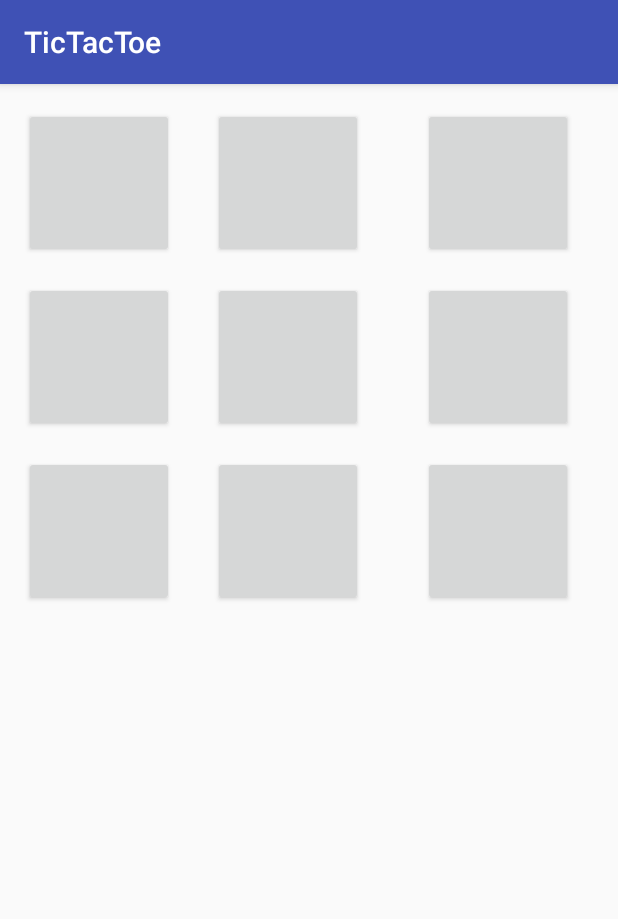
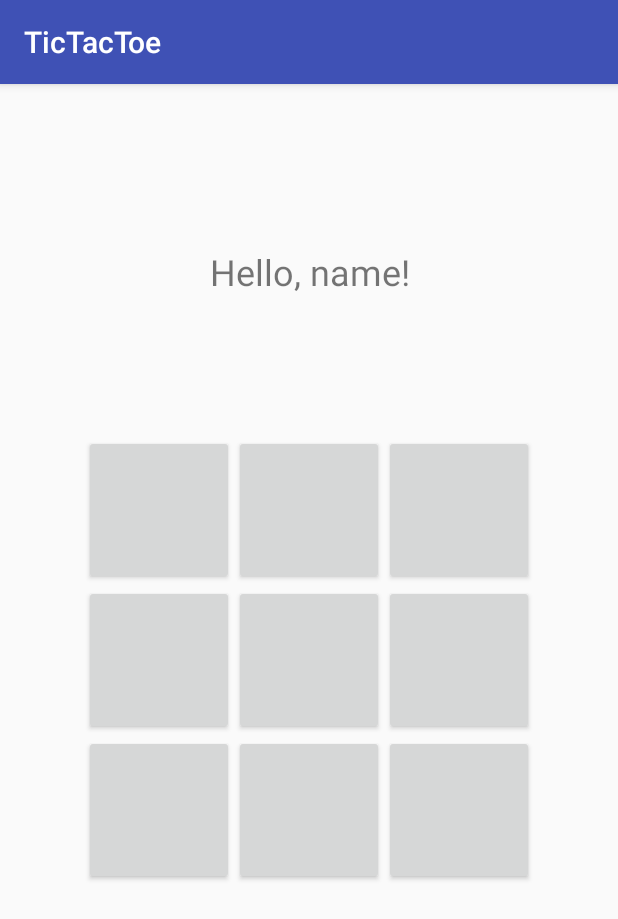
Before and after one commit to WillEccles/ttt-android, an Android app: the PlayActivity screen opened directly, with no data from a screen before it, on a phone screen of 412 x 824 dp. Shown: the top 919 px of the screen. Run offline under Robolectric (Android 15) with nearby library versions, the phone set to English and light mode, and no system bars.

Commit message:
worked on stuff

```diff
--- a/app/src/main/res/layout/activity_play.xml
+++ b/app/src/main/res/layout/activity_play.xml
@@ -6,12 +6,23 @@
     android:layout_height="match_parent"
     tools:context="me.willeccles.tictactoe.PlayActivity">
 
+    <TableLayout
+        android:id="@+id/tableLayout"
+        android:layout_width="wrap_content"
+        android:layout_height="wrap_content"
+        app:layout_constraintBottom_toBottomOf="parent"
+        app:layout_constraintEnd_toEndOf="parent"
+        app:layout_constraintStart_toStartOf="parent"
+        app:layout_constraintTop_toTopOf="parent">
+
+        <TableRow
+            android:layout_width="match_parent"
+            android:layout_height="match_parent">
+
             <Button
                 android:id="@+id/button0"
                 android:layout_width="100dp"
                 android:layout_height="100dp"
-        android:layout_marginStart="16dp"
-        android:layout_marginTop="16dp"
                 android:textSize="36sp"
                 app:layout_constraintStart_toStartOf="parent"
                 app:layout_constraintTop_toTopOf="parent" />
@@ -20,95 +31,83 @@
                 android:id="@+id/button1"
                 android:layout_width="100dp"
                 android:layout_height="100dp"
-        android:layout_marginStart="26dp"
-        android:layout_marginTop="16dp"
                 android:text=""
-        android:textSize="36sp"
-        app:layout_constraintStart_toEndOf="@+id/button0"
-        app:layout_constraintTop_toTopOf="parent" />
+                android:textSize="36sp" />
 
             <Button
                 android:id="@+id/button2"
                 android:layout_width="100dp"
                 android:layout_height="100dp"
-        android:layout_marginEnd="16dp"
-        android:layout_marginStart="26dp"
-        android:layout_marginTop="16dp"
                 android:text=""
-        android:textSize="36sp"
-        app:layout_constraintEnd_toEndOf="parent"
-        app:layout_constraintStart_toEndOf="@+id/button1"
-        app:layout_constraintTop_toTopOf="parent" />
+                android:textSize="36sp" />
+        </TableRow>
+
+        <TableRow
+            android:layout_width="match_parent"
+            android:layout_height="match_parent">
 
             <Button
                 android:id="@+id/button3"
                 android:layout_width="100dp"
                 android:layout_height="100dp"
-        android:layout_marginStart="16dp"
-        android:layout_marginTop="16dp"
                 android:text=""
-        android:textSize="36sp"
-        app:layout_constraintStart_toStartOf="parent"
-        app:layout_constraintTop_toBottomOf="@+id/button0" />
+                android:textSize="36sp" />
 
             <Button
                 android:id="@+id/button4"
                 android:layout_width="100dp"
                 android:layout_height="100dp"
-        android:layout_marginEnd="16dp"
-        android:layout_marginStart="26dp"
-        android:layout_marginTop="16dp"
                 android:text=""
-        android:textSize="36sp"
-        app:layout_constraintStart_toEndOf="@+id/button3"
-        app:layout_constraintTop_toBottomOf="@+id/button1" />
+                android:textSize="36sp" />
 
             <Button
                 android:id="@+id/button5"
                 android:layout_width="100dp"
                 android:layout_height="100dp"
-        android:layout_marginEnd="16dp"
-        android:layout_marginStart="26dp"
-        android:layout_marginTop="16dp"
                 android:text=""
-        android:textSize="36sp"
-        app:layout_constraintEnd_toEndOf="parent"
-        app:layout_constraintStart_toEndOf="@+id/button4"
-        app:layout_constraintTop_toBottomOf="@+id/button2" />
+                android:textSize="36sp" />
+        </TableRow>
+
+        <TableRow
+            android:layout_width="match_parent"
+            android:layout_height="match_parent">
+
+            <Button
+                android:id="@+id/button8"
+                android:layout_width="100dp"
+                android:layout_height="100dp"
+                android:text=""
+                android:textSize="36sp" />
 
             <Button
                 android:id="@+id/button6"
                 android:layout_width="100dp"
                 android:layout_height="100dp"
-        android:layout_marginStart="16dp"
-        android:layout_marginTop="16dp"
                 android:text=""
-        android:textSize="36sp"
-        app:layout_constraintStart_toStartOf="parent"
-        app:layout_constraintTop_toBottomOf="@+id/button3" />
+                android:textSize="36sp" />
 
             <Button
                 android:id="@+id/button7"
                 android:layout_width="100dp"
                 android:layout_height="100dp"
-        android:layout_marginEnd="16dp"
-        android:layout_marginStart="26dp"
-        android:layout_marginTop="16dp"
                 android:text=""
-        android:textSize="36sp"
-        app:layout_constraintStart_toEndOf="@+id/button6"
-        app:layout_constraintTop_toBottomOf="@+id/button4" />
+                android:textSize="36sp" />
+        </TableRow>
 
-    <Button
-        android:id="@+id/button8"
-        android:layout_width="100dp"
-        android:layout_height="100dp"
-        android:layout_marginEnd="16dp"
-        android:layout_marginStart="26dp"
-        android:layout_marginTop="16dp"
-        android:text=""
-        android:textSize="36sp"
+    </TableLayout>
+
+    <TextView
+        android:id="@+id/textView2"
+        android:layout_width="wrap_content"
+        android:layout_height="wrap_content"
+        android:layout_marginBottom="36dp"
+        android:layout_marginEnd="153dp"
+        android:layout_marginStart="154dp"
+        android:layout_marginTop="51dp"
+        android:text="Hello, name!"
+        android:textSize="24sp"
+        app:layout_constraintBottom_toTopOf="@+id/tableLayout"
         app:layout_constraintEnd_toEndOf="parent"
-        app:layout_constraintStart_toEndOf="@+id/button7"
-        app:layout_constraintTop_toBottomOf="@+id/button5" />
+        app:layout_constraintStart_toStartOf="parent"
+        app:layout_constraintTop_toTopOf="parent" />
 </android.support.constraint.ConstraintLayout>
--- a/app/src/main/res/layout/activity_splash.xml
+++ b/app/src/main/res/layout/activity_splash.xml
@@ -27,9 +27,24 @@
         android:layout_height="wrap_content"
         android:layout_marginEnd="148dp"
         android:layout_marginStart="148dp"
-        android:layout_marginTop="32dp"
+        android:layout_marginTop="17dp"
         android:onClick="beginClicked"
         android:text="@string/begin_button"
+        app:layout_constraintEnd_toEndOf="parent"
+        app:layout_constraintHorizontal_bias="0.0"
+        app:layout_constraintStart_toStartOf="parent"
+        app:layout_constraintTop_toBottomOf="@+id/editText" />
+
+    <EditText
+        android:id="@+id/editText"
+        android:layout_width="wrap_content"
+        android:layout_height="wrap_content"
+        android:layout_marginEnd="84dp"
+        android:layout_marginStart="85dp"
+        android:layout_marginTop="25dp"
+        android:ems="10"
+        android:inputType="textPersonName"
+        android:text="Name"
         app:layout_constraintEnd_toEndOf="parent"
         app:layout_constraintStart_toStartOf="parent"
         app:layout_constraintTop_toBottomOf="@+id/textView" />
```
Lines whose indentation alone changed are shown as unchanged.
